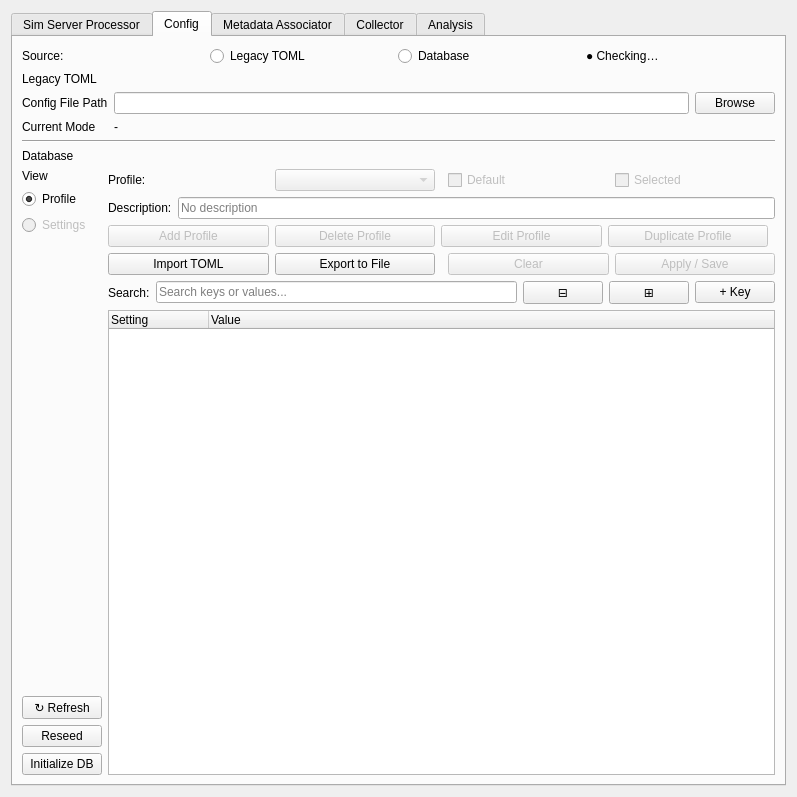
This is src/dashpva/workflow/workflow.ui in AdvancedPhotonSource/DashPVA as Qt 5 draws it before an edit. The edited form follows.
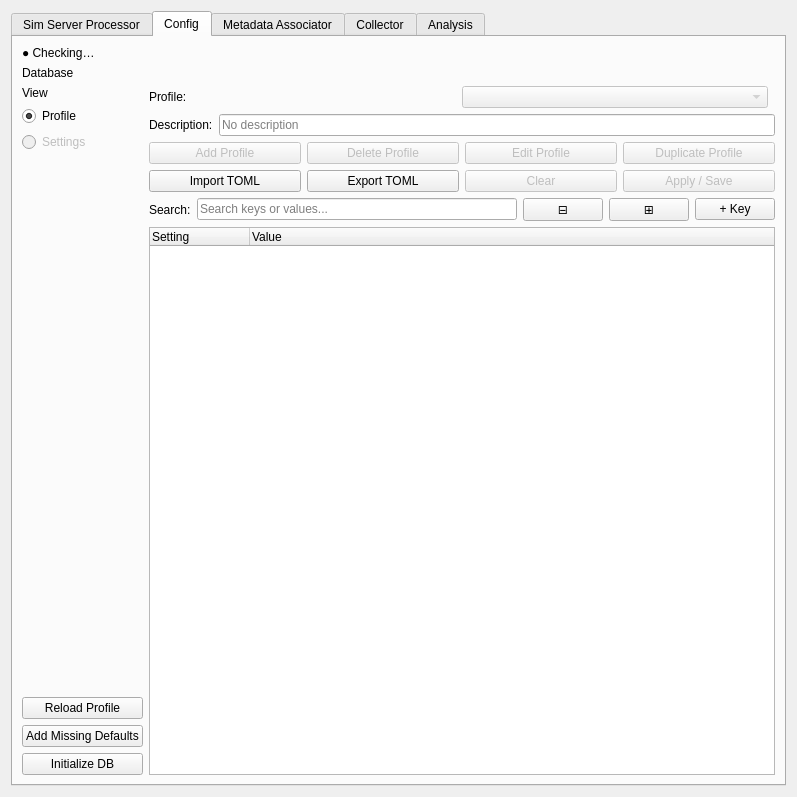
This is the edited form.

Commit message:
remove: legacy toml source mode from the workflow config tab — database profiles are the primary source, toml stays as import/export
change: choosing a profile in the dropdown activates it and the selection survives reloads and sessions

change: workflow reload profile and add missing defaults buttons are renamed, aligned, and explain what they do

```diff
--- a/src/dashpva/workflow/workflow.ui
+++ b/src/dashpva/workflow/workflow.ui
@@ -303,30 +303,6 @@
        <!-- Config Source: inline radio row -->
        <item>
         <layout class="QHBoxLayout" name="horizontalLayoutConfigSource">
-         <item>
-          <widget class="QLabel" name="labelConfigSourceTitle">
-           <property name="text">
-            <string>Source:</string>
-           </property>
-          </widget>
-         </item>
-         <item>
-          <widget class="QRadioButton" name="radioLegacyToml">
-           <property name="text">
-            <string>Legacy TOML</string>
-           </property>
-           <property name="checked">
-            <bool>true</bool>
-           </property>
-          </widget>
-         </item>
-         <item>
-          <widget class="QRadioButton" name="radioDatabase">
-           <property name="text">
-            <string>Database</string>
-           </property>
-          </widget>
-         </item>
          <item>
           <widget class="QLabel" name="labelDbStatus">
            <property name="text">
@@ -347,69 +323,7 @@
         </layout>
        </item>
 
-       <!-- TOML section header -->
-       <item>
-        <widget class="QLabel" name="labelTomlHeader">
-         <property name="text">
-          <string>Legacy TOML</string>
-         </property>
-        </widget>
-       </item>
-
-       <!-- TOML section fields -->
-       <item>
-        <layout class="QFormLayout" name="configUploadFormLayout">
-         <item row="0" column="0">
-          <widget class="QLabel" name="label">
-           <property name="text">
-            <string>Config File Path</string>
-           </property>
-          </widget>
-         </item>
-         <item row="0" column="1">
-          <layout class="QHBoxLayout" name="configUploadHorizontalLayout">
-           <item>
-            <widget class="QLineEdit" name="lineEditConfigUploadPath"/>
-           </item>
-           <item>
-            <widget class="QPushButton" name="buttonBrowseConfigUpload">
-             <property name="text">
-              <string>Browse</string>
-             </property>
-            </widget>
-           </item>
-          </layout>
-         </item>
-         <item row="1" column="0">
-          <widget class="QLabel" name="labelCurrentModeTitle">
-           <property name="text">
-            <string>Current Mode</string>
-           </property>
-          </widget>
-         </item>
-         <item row="1" column="1">
-          <widget class="QLabel" name="labelCurrentModeValue">
-           <property name="text">
-            <string>-</string>
-           </property>
-          </widget>
-         </item>
-        </layout>
-       </item>
-
-       <!-- Horizontal separator -->
-       <item>
-        <widget class="QFrame" name="separatorLine">
-         <property name="frameShape">
-          <enum>QFrame::HLine</enum>
-         </property>
-         <property name="frameShadow">
-          <enum>QFrame::Sunken</enum>
-         </property>
-        </widget>
-       </item>
-
-       <!-- Database section header (spans full width like labelTomlHeader) -->
+       <!-- Database section header -->
        <item>
         <widget class="QLabel" name="labelDatabaseHeader">
          <property name="text">
@@ -468,7 +382,7 @@
            <item>
             <widget class="QPushButton" name="buttonRefreshDb">
              <property name="text">
-              <string>↻ Refresh</string>
+              <string>Reload Profile</string>
              </property>
              <property name="toolTip">
               <string>Reload the database and refresh the current view</string>
@@ -478,7 +392,7 @@
            <item>
             <widget class="QPushButton" name="buttonReseed">
              <property name="text">
-              <string>Reseed</string>
+              <string>Add Missing Defaults</string>
              </property>
              <property name="toolTip">
               <string>Add missing default values to settings and the current profile — never overwrites existing values</string>
@@ -532,26 +446,6 @@
                </property>
               </spacer>
              </item>
-             <item>
-              <widget class="QCheckBox" name="checkBoxDefaultProfile">
-               <property name="enabled">
-                <bool>false</bool>
-               </property>
-               <property name="text">
-                <string>Default</string>
-               </property>
-              </widget>
-             </item>
-             <item>
-              <widget class="QCheckBox" name="checkBoxSelectedProfile">
-               <property name="enabled">
-                <bool>false</bool>
-               </property>
-               <property name="text">
-                <string>Selected</string>
-               </property>
-              </widget>
-             </item>
             </layout>
            </item>
 
@@ -580,7 +474,7 @@
 
            <!-- Profile management buttons -->
            <item>
-            <layout class="QHBoxLayout" name="profileManagementLayout">
+            <layout class="QHBoxLayout" name="profileManagementLayout" stretch="1,1,1,1">
              <item>
               <widget class="QPushButton" name="buttonAddProfile">
                <property name="enabled">
@@ -621,40 +515,29 @@
                </property>
               </widget>
              </item>
-             <item>
-              <spacer name="horizontalSpacerProfileMgmt">
-               <property name="orientation">
-                <enum>Qt::Horizontal</enum>
-               </property>
-              </spacer>
-             </item>
             </layout>
            </item>
 
            <!-- Action Buttons -->
            <item>
-            <layout class="QHBoxLayout" name="configActionButtonLayout">
+            <layout class="QHBoxLayout" name="configActionButtonLayout" stretch="1,1,1,1">
              <item>
-              <widget class="QPushButton" name="buttonImportToml">
+             <widget class="QPushButton" name="buttonImportToml">
                <property name="text">
                 <string>Import TOML</string>
                </property>
               </widget>
              </item>
              <item>
-              <widget class="QPushButton" name="buttonExportConfigToFile">
+             <widget class="QPushButton" name="buttonExportConfigToFile">
                <property name="text">
-                <string>Export to File</string>
+                <string>Export TOML</string>
+               </property>
+               <property name="toolTip">
+                <string>Export the selected database profile to a TOML file</string>
                </property>
               </widget>
              </item>
-             <item>
-              <spacer name="horizontalSpacerApplySave">
-               <property name="orientation">
-                <enum>Qt::Horizontal</enum>
-               </property>
-              </spacer>
-             </item>
              <item>
               <widget class="QPushButton" name="buttonClearChanges">
                <property name="text">
```
Left out of the diff: 11 changed lines with no effect on the pictures. The commit also changes 3 other files.
